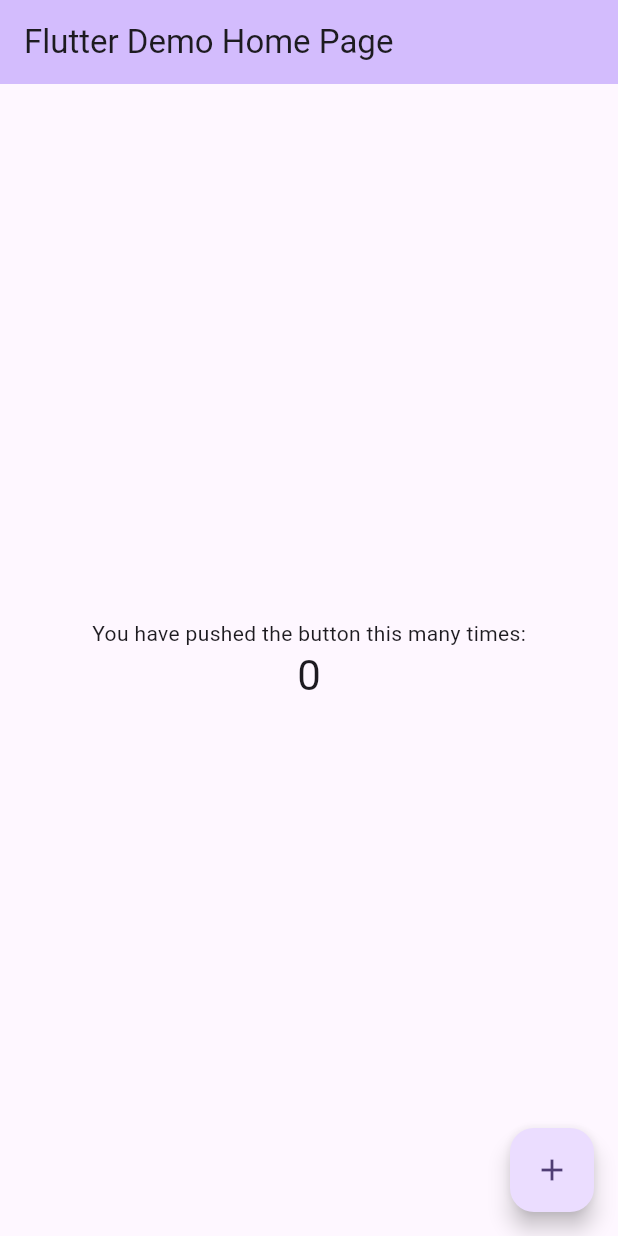
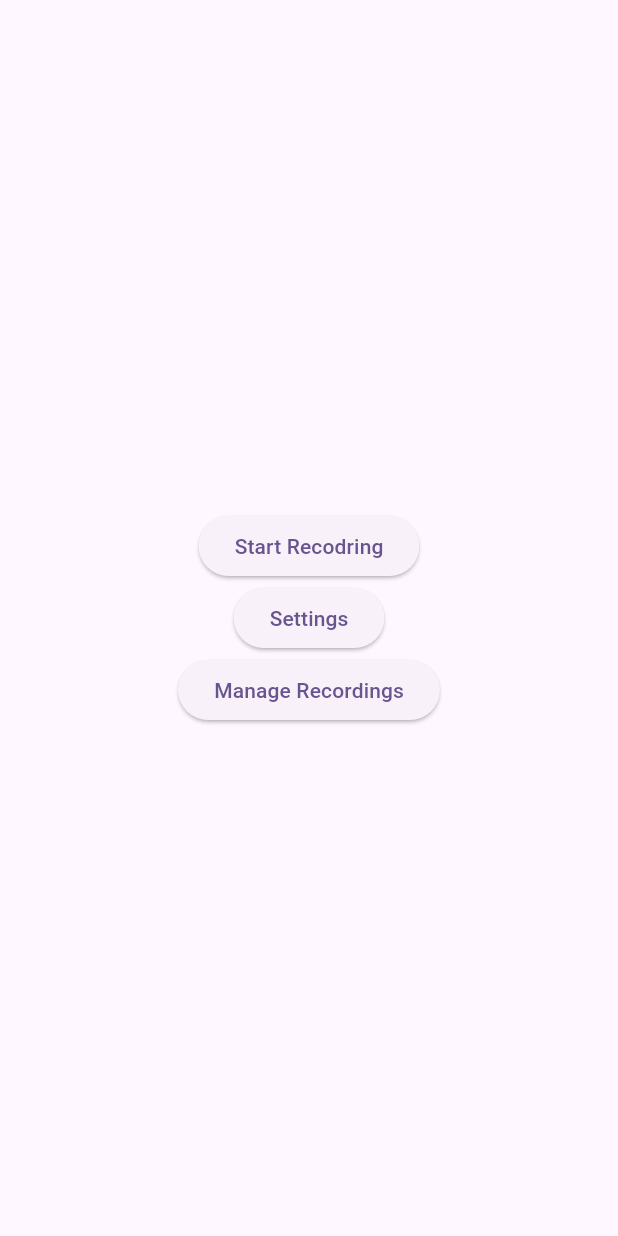
Before and after one commit to mg3994/Equestre, a Flutter app: the screen it shows after launch, on a phone screen of 412 x 824 dp. Run offline on Flutter 3.47's test engine with Material 3 defaults, Android fonts, the phone set to English and light mode, and no system bars.

Commit message:
well starter

```diff
--- a/lib/main.dart
+++ b/lib/main.dart
@@ -1,3 +1,8 @@
+import 'package:equestre/src/main/main_page.dart' show MainPage;
+import 'package:equestre/src/recoding/manage.dart' show ManageRecordings;
+import 'package:equestre/src/recoding/start.dart' show StartRecording;
+import 'package:equestre/src/settings/settings.dart' show Settings;
+import 'package:equestre/src/sports/sports_events.dart' show SportsEvents;
 import 'package:flutter/material.dart';
 
 void main() {
@@ -7,116 +12,36 @@ void main() {
 class MyApp extends StatelessWidget {
   const MyApp({super.key});
 
-  // This widget is the root of your application.
+
   @override
   Widget build(BuildContext context) {
     return MaterialApp(
       title: 'Flutter Demo',
       theme: ThemeData(
-        // This is the theme of your application.
-        //
-        // TRY THIS: Try running your application with "flutter run". You'll see
-        // the application has a purple toolbar. Then, without quitting the app,
-        // try changing the seedColor in the colorScheme below to Colors.green
-        // and then invoke "hot reload" (save your changes or press the "hot
-        // reload" button in a Flutter-supported IDE, or press "r" if you used
-        // the command line to start the app).
-        //
-        // Notice that the counter didn't reset back to zero; the application
-        // state is not lost during the reload. To reset the state, use hot
-        // restart instead.
-        //
-        // This works for code too, not just values: Most code changes can be
-        // tested with just a hot reload.
+
         colorScheme: ColorScheme.fromSeed(seedColor: Colors.deepPurple),
       ),
-      home: const MyHomePage(title: 'Flutter Demo Home Page'),
+    initialRoute: '/',
+    routes: {
+      '/': (context) => MainPage(),
+      '/sports-events': (context) => SportsEvents(),
+      '/manage-recordings': (context) => ManageRecordings(),
+      '/settings': (context) => Settings(),
+    },
+    onGenerateRoute: (settings) {
+      if (settings.name == '/start-recording') {
+      final eventId = settings.arguments as String?;
+      if (eventId == null || eventId.isEmpty /* or add your own validation here */) {
+        return MaterialPageRoute(
+        builder: (context) => SportsEvents(),
+        );
+      }
+      return MaterialPageRoute(
+        builder: (context) => StartRecording(eventId: eventId),
+      );
+      }
+      return null;
+    },
     );
   }
 }
-
-class MyHomePage extends StatefulWidget {
-  const MyHomePage({super.key, required this.title});
-
-  // This widget is the home page of your application. It is stateful, meaning
-  // that it has a State object (defined below) that contains fields that affect
-  // how it looks.
-
-  // This class is the configuration for the state. It holds the values (in this
-  // case the title) provided by the parent (in this case the App widget) and
-  // used by the build method of the State. Fields in a Widget subclass are
-  // always marked "final".
-
-  final String title;
-
-  @override
-  State<MyHomePage> createState() => _MyHomePageState();
-}
-
-class _MyHomePageState extends State<MyHomePage> {
-  int _counter = 0;
-
-  void _incrementCounter() {
-    setState(() {
-      // This call to setState tells the Flutter framework that something has
-      // changed in this State, which causes it to rerun the build method below
-      // so that the display can reflect the updated values. If we changed
-      // _counter without calling setState(), then the build method would not be
-      // called again, and so nothing would appear to happen.
-      _counter++;
-    });
-  }
-
-  @override
-  Widget build(BuildContext context) {
-    // This method is rerun every time setState is called, for instance as done
-    // by the _incrementCounter method above.
-    //
-    // The Flutter framework has been optimized to make rerunning build methods
-    // fast, so that you can just rebuild anything that needs updating rather
-    // than having to individually change instances of widgets.
-    return Scaffold(
-      appBar: AppBar(
-        // TRY THIS: Try changing the color here to a specific color (to
-        // Colors.amber, perhaps?) and trigger a hot reload to see the AppBar
-        // change color while the other colors stay the same.
-        backgroundColor: Theme.of(context).colorScheme.inversePrimary,
-        // Here we take the value from the MyHomePage object that was created by
-        // the App.build method, and use it to set our appbar title.
-        title: Text(widget.title),
-      ),
-      body: Center(
-        // Center is a layout widget. It takes a single child and positions it
-        // in the middle of the parent.
-        child: Column(
-          // Column is also a layout widget. It takes a list of children and
-          // arranges them vertically. By default, it sizes itself to fit its
-          // children horizontally, and tries to be as tall as its parent.
-          //
-          // Column has various properties to control how it sizes itself and
-          // how it positions its children. Here we use mainAxisAlignment to
-          // center the children vertically; the main axis here is the vertical
-          // axis because Columns are vertical (the cross axis would be
-          // horizontal).
-          //
-          // TRY THIS: Invoke "debug painting" (choose the "Toggle Debug Paint"
-          // action in the IDE, or press "p" in the console), to see the
-          // wireframe for each widget.
-          mainAxisAlignment: MainAxisAlignment.center,
-          children: <Widget>[
-            const Text('You have pushed the button this many times:'),
-            Text(
-              '$_counter',
-              style: Theme.of(context).textTheme.headlineMedium,
-            ),
-          ],
-        ),
-      ),
-      floatingActionButton: FloatingActionButton(
-        onPressed: _incrementCounter,
-        tooltip: 'Increment',
-        child: const Icon(Icons.add),
-      ), // This trailing comma makes auto-formatting nicer for build methods.
-    );
-  }
-}
--- /dev/null
+++ b/lib/src/main/main_page.dart
@@ -0,0 +1,45 @@
+import 'package:flutter/material.dart';
+
+class MainPage extends StatefulWidget {
+  const MainPage({super.key});
+
+  @override
+  State<MainPage> createState() => _MainPageState();
+}
+
+class _MainPageState extends State<MainPage> {
+  @override
+  Widget build(BuildContext context) {
+    return Scaffold(
+      // appBar: AppBar(
+      //   title: const Text('Main Page'),
+      // ),
+      body: Center(
+        child: Column(
+          mainAxisAlignment: MainAxisAlignment.center,
+          children: <Widget>[
+            ElevatedButton(
+              onPressed: () {
+                Navigator.pushNamed(context, '/sports-events');
+              },
+              child: const Text('Start Recodring'),
+            ),
+            ElevatedButton(
+              onPressed: () {
+                Navigator.pushNamed(context, '/settings');
+              },
+              child: const Text('Settings'),
+            ),
+            ElevatedButton(
+              onPressed: () {
+                Navigator.pushNamed(context, '/manage-recordings');
+              },
+              child: const Text('Manage Recordings'),
+            ),
+
+          ],
+        ),
+      ),
+    );
+  }
+}
--- /dev/null
+++ b/lib/src/settings/settings.dart
@@ -0,0 +1,15 @@
+import 'package:flutter/material.dart';
+
+class Settings extends StatefulWidget {
+  const Settings({super.key});
+
+  @override
+  State<Settings> createState() => _SettingsState();
+}
+
+class _SettingsState extends State<Settings> {
+  @override
+  Widget build(BuildContext context) {
+    return const Placeholder();
+  }
+}
```
Also changed, not shown: lib/src/recoding/manage.dart (added, +15 -0 lines), lib/src/recoding/start.dart (added, +33 -0 lines), lib/src/sports/sports_events.dart (added, +15 -0 lines), 1 other file.
